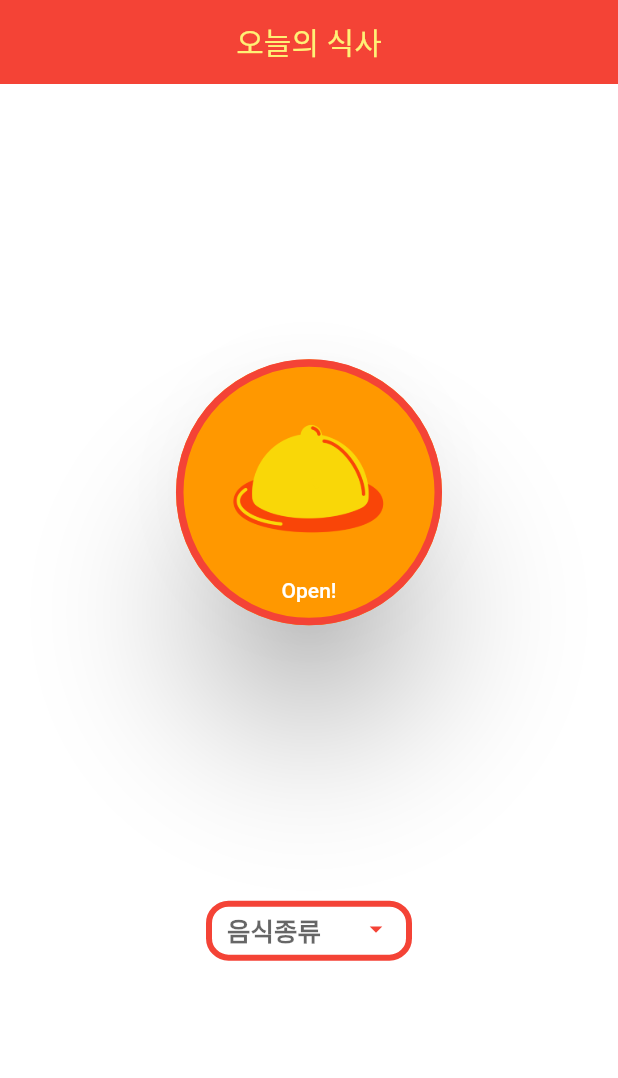
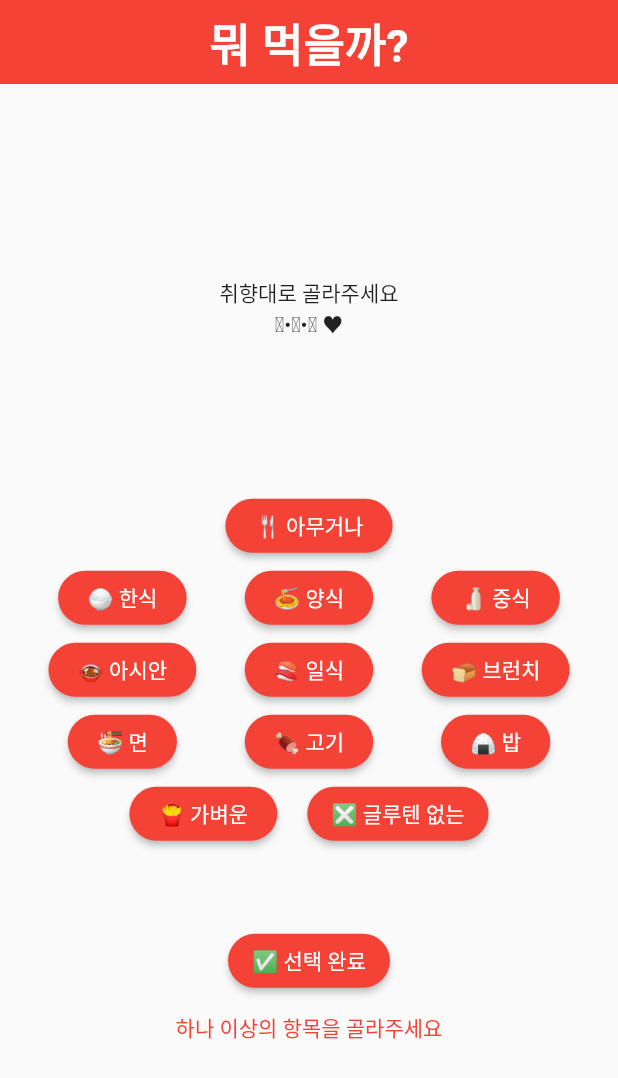
Before and after one commit to sunnyside-up0102/randomrandom, a Flutter app: the screen it shows after launch, on a phone screen of 412 x 824 dp. Shown: the top 1078 px of the screen. Run offline on Flutter 3.47's test engine with Material 2 defaults, Android fonts, the phone set to English and light mode, and no system bars; our stand-ins replace get, google_mobile_ads; missing offline and left inert: external_app_launcher; Roboto replaces fonts that are missing (Chilgok).

Commit message:
2020-02-20

```diff
--- /dev/null
+++ b/lib/category.dart
@@ -0,0 +1,381 @@
+import 'package:flutter/material.dart';
+import 'package:youtube_ad2/provider/food_name.dart';
+import 'package:youtube_ad2/provider/food_provider.dart';
+import 'package:youtube_ad2/screen/home_page.dart';
+import 'package:get/get.dart';
+import 'package:provider/provider.dart';
+import 'package:google_mobile_ads/google_mobile_ads.dart';
+import 'package:youtube_ad2/screen/result_screen.dart';
+
+class CategoryScreen extends StatefulWidget {
+  CategoryScreen({Key? key}) : super(key: key);
+
+  @override
+  State<CategoryScreen> createState() => _CategoryScreenState();
+}
+
+class _CategoryScreenState extends State<CategoryScreen> {
+  InterstitialAd? interstitialAd;
+  bool isLoaded = false;
+
+  @override
+  void initState() {
+    super.initState();
+    Provider.of<Category>(context, listen: false);
+  }
+
+  @override
+  void didChangeDependencies() {
+    //TODO implement didChangeDependencies
+    super.didChangeDependencies();
+    InterstitialAd.load(
+      adUnitId: InterstitialAd.testAdUnitId,
+      request: AdRequest(),
+      adLoadCallback: InterstitialAdLoadCallback(
+        onAdLoaded: (ad) {
+          setState(() {
+            isLoaded = true;
+            interstitialAd = ad;
+          });
+          print("Ad Loaded");
+        },
+        onAdFailedToLoad: (error) {
+          print("Interstitial Failed to load");
+        },
+      ),
+    );
+  }
+
+  List pressAttention = [
+    true,
+    true,
+    true,
+    true,
+    true,
+    true,
+    true,
+    true,
+    true,
+    true,
+    true,
+    true,
+  ];
+  List selectedCategory = [];
+
+  @override
+  Widget build(BuildContext context) {
+    return Scaffold(
+      appBar: AppBar(
+        automaticallyImplyLeading: false,
+        elevation: 0,
+        title: Center(
+          child: Text(
+            '뭐 먹을까?',
+            style: TextStyle(
+              fontFamily: 'Chilgok',
+              color: Colors.white,
+              fontSize: 30,
+              fontWeight: FontWeight.bold,
+            ),
+          ),
+        ),
+      ),
+      body: Column(
+        mainAxisAlignment: MainAxisAlignment.center,
+        children: [
+          Text('취향대로 골라주세요'),
+          Text('ʕ•ﻌ•ʔ \u{2665}'),
+          SizedBox(height: 100),
+          ElevatedButton(
+            onPressed: () {
+              setState(() {
+                pressAttention[11] = !pressAttention[11];
+              });
+              debugPrint(pressAttention[11].toString());
+              (pressAttention[11])
+                  ? selectedCategory.remove('아무거나')
+                  : selectedCategory.add('아무거나');
+              debugPrint(selectedCategory.toString());
+              context.read<Category>().addCategory(kor);
+            },
+            style: ElevatedButton.styleFrom(
+              primary: (pressAttention[11]) ? Colors.red : Colors.orange,
+              shape: RoundedRectangleBorder(
+                  borderRadius: BorderRadius.circular(100)),
+            ),
+            child: Text(' \u{1f374} 아무거나 '),
+          ),
+          Row(
+            mainAxisAlignment: MainAxisAlignment.spaceEvenly,
+            children: [
+              ElevatedButton(
+                onPressed: () {
+                  setState(() {
+                    pressAttention[0] = !pressAttention[0];
+                  });
+                  debugPrint(pressAttention[0].toString());
+                  (pressAttention[0])
+                      ? selectedCategory.remove('한식')
+                      : selectedCategory.add('한식');
+                  debugPrint(selectedCategory.toString());
+                  (pressAttention[0])
+                      ? context.read<Category>().removeCategory(kor)
+                      : context.read<Category>().addCategory(kor);
+                },
+                style: ElevatedButton.styleFrom(
+                  primary: (pressAttention[0]) ? Colors.red : Colors.orange,
+                  shape: RoundedRectangleBorder(
+                      borderRadius: BorderRadius.circular(100)),
+                ),
+                child: Text(' \u{1f35a} 한식 '),
+              ),
+              ElevatedButton(
+                onPressed: () {
+                  setState(() {
+                    pressAttention[1] = !pressAttention[1];
+                  });
+                  debugPrint(pressAttention[1].toString());
+                  (pressAttention[1])
+                      ? selectedCategory.remove('양식')
+                      : selectedCategory.add('양식');
+                  debugPrint(selectedCategory.toString());
+                  (pressAttention[0])
+                      ? context.read<Category>().removeCategory(eu)
+                      : context.read<Category>().addCategory(eu);
+                },
+                style: ElevatedButton.styleFrom(
+                  primary: (pressAttention[1]) ? Colors.red : Colors.orange,
+                  shape: RoundedRectangleBorder(
+                      borderRadius: BorderRadius.circular(100)),
+                ),
+                child: Text(' \u{1f35d} 양식 '),
+              ),
+              ElevatedButton(
+                onPressed: () {
+                  setState(() {
+                    pressAttention[2] = !pressAttention[2];
+                  });
+                  debugPrint(pressAttention[2].toString());
+                  (pressAttention[2])
+                      ? selectedCategory.remove('중식')
+                      : selectedCategory.add('중식');
+                  debugPrint(selectedCategory.toString());
+                  (pressAttention[0])
+                      ? context.read<Category>().removeCategory(chn)
+                      : context.read<Category>().addCategory(chn);
+                },
+                style: ElevatedButton.styleFrom(
+                  primary: (pressAttention[2]) ? Colors.red : Colors.orange,
+                  shape: RoundedRectangleBorder(
+                      borderRadius: BorderRadius.circular(100)),
+                ),
+                child: Text(' \u{1f376} 중식 '),
+              ),
+            ],
+          ),
+          Row(
+            mainAxisAlignment: MainAxisAlignment.spaceEvenly,
+            children: [
+              ElevatedButton(
+                onPressed: () {
+                  setState(() {
+                    pressAttention[3] = !pressAttention[3];
+                  });
+                  debugPrint(pressAttention[3].toString());
+                  (pressAttention[3])
+                      ? selectedCategory.remove('아시안')
+                      : selectedCategory.add('아시안');
+                  debugPrint(selectedCategory.toString());
+                  (pressAttention[0])
+                      ? context.read<Category>().removeCategory(asia)
+                      : context.read<Category>().addCategory(asia);
+                },
+                style: ElevatedButton.styleFrom(
+                  primary: (pressAttention[3]) ? Colors.red : Colors.orange,
+                  shape: RoundedRectangleBorder(
+                      borderRadius: BorderRadius.circular(100)),
+                ),
+                child: Text(' \u{1f372} 아시안 '),
+              ),
+              ElevatedButton(
+                onPressed: () {
+                  setState(() {
+                    pressAttention[4] = !pressAttention[4];
+                  });
+                  debugPrint(pressAttention[4].toString());
+                  (pressAttention[4])
+                      ? selectedCategory.remove('일식')
+                      : selectedCategory.add('일식');
+                  debugPrint(selectedCategory.toString());
+                  (pressAttention[0])
+                      ? context.read<Category>().removeCategory(jpn)
+                      : context.read<Category>().addCategory(jpn);
+                },
+                style: ElevatedButton.styleFrom(
+                  primary: (pressAttention[4]) ? Colors.red : Colors.orange,
+                  shape: RoundedRectangleBorder(
+                      borderRadius: BorderRadius.circular(100)),
+                ),
+                child: Text(' \u{1f363} 일식 '),
+              ),
+              ElevatedButton(
+                onPressed: () {
+                  setState(() {
+                    pressAttention[5] = !pressAttention[5];
+                  });
+                  debugPrint(pressAttention[5].toString());
+                  (pressAttention[5])
+                      ? selectedCategory.remove('브런치')
+                      : selectedCategory.add('브런치');
+                  debugPrint(selectedCategory.toString());
+                  (pressAttention[0])
+                      ? context.read<Category>().removeCategory(brunch)
+                      : context.read<Category>().addCategory(brunch);
+                },
+                style: ElevatedButton.styleFrom(
+                  primary: (pressAttention[5]) ? Colors.red : Colors.orange,
+                  shape: RoundedRectangleBorder(
+                      borderRadius: BorderRadius.circular(100)),
+                ),
+                child: Text(' \u{1f35e} 브런치 '),
+              ),
+            ],
+          ),
+          Row(
+            mainAxisAlignment: MainAxisAlignment.spaceEvenly,
+            children: [
+              ElevatedButton(
+                onPressed: () {
+                  setState(() {
+                    pressAttention[6] = !pressAttention[6];
+                  });
+                  debugPrint(pressAttention[6].toString());
+                  (pressAttention[6])
+                      ? selectedCategory.remove('면')
+                      : selectedCategory.add('면');
+                  debugPrint(selectedCategory.toString());
+                  context.read<Category>().addCategory(chn);
+                },
+                style: ElevatedButton.styleFrom(
+                  primary: (pressAttention[6]) ? Colors.red : Colors.orange,
+                  shape: RoundedRectangleBorder(
+                      borderRadius: BorderRadius.circular(100)),
+                ),
+                child: Text(' \u{1f35c} 면 '),
+              ),
+              ElevatedButton(
+                onPressed: () {
+                  setState(() {
+                    pressAttention[7] = !pressAttention[7];
+                  });
+                  debugPrint(pressAttention[7].toString());
+                  (pressAttention[7])
+                      ? selectedCategory.remove('고기')
+                      : selectedCategory.add('고기');
+                  debugPrint(selectedCategory.toString());
+                  context.read<Category>().addCategory(chn);
+                },
+                style: ElevatedButton.styleFrom(
+                  primary: (pressAttention[7]) ? Colors.red : Colors.orange,
+                  shape: RoundedRectangleBorder(
+                      borderRadius: BorderRadius.circular(100)),
+                ),
+                child: Text(' \u{1f356} 고기 '),
+              ),
+              ElevatedButton(
+                onPressed: () {
+                  setState(() {
+                    pressAttention[8] = !pressAttention[8];
+                  });
+                  debugPrint(pressAttention[8].toString());
+                  (pressAttention[8])
+                      ? selectedCategory.remove('밥')
+                      : selectedCategory.add('밥');
+                  debugPrint(selectedCategory.toString());
+                  context.read<Category>().addCategory(chn);
+                },
+                style: ElevatedButton.styleFrom(
+                  primary: (pressAttention[8]) ? Colors.red : Colors.orange,
+                  shape: RoundedRectangleBorder(
+                      borderRadius: BorderRadius.circular(100)),
+                ),
+                child: Text(' \u{1f359} 밥 '),
+              ),
+            ],
+          ),
+          Row(
+            mainAxisAlignment: MainAxisAlignment.center,
+            children: [
+              ElevatedButton(
+                onPressed: () {
+                  setState(() {
+                    pressAttention[9] = !pressAttention[9];
+                  });
+                  debugPrint(pressAttention[9].toString());
+                  (pressAttention[9])
+                      ? selectedCategory.remove('가벼운')
+                      : selectedCategory.add('가벼운');
+                  debugPrint(selectedCategory.toString());
+                  context.read<Category>().addCategory(chn);
+                },
+                style: ElevatedButton.styleFrom(
+                  primary: (pressAttention[9]) ? Colors.red : Colors.orange,
+                  shape: RoundedRectangleBorder(
+                      borderRadius: BorderRadius.circular(100)),
+                ),
+                child: Text(' \u{1f35f} 가벼운 '),
+              ),
+              SizedBox(
+                width: 20,
+              ),
+              ElevatedButton(
+                onPressed: () {
+                  setState(() {
+                    pressAttention[10] = !pressAttention[10];
+                  });
+                  debugPrint(pressAttention[10].toString());
+                  (pressAttention[10])
+                      ? selectedCategory.remove('글루텐 없는')
+                      : selectedCategory.add('글루텐 없는');
+                  debugPrint(selectedCategory.toString());
+                  context.read<Category>().addCategory(chn);
+                },
+                style: ElevatedButton.styleFrom(
+                  primary: (pressAttention[10]) ? Colors.red : Colors.orange,
+                  shape: RoundedRectangleBorder(
+                      borderRadius: BorderRadius.circular(100)),
+                ),
+                child: Text('\u{274e} 글루텐 없는'),
+              ),
+            ],
+          ),
+          SizedBox(height: 50),
+          ElevatedButton(
+            onPressed: () {
+              if (selectedCategory.isNotEmpty && isLoaded) {
+                interstitialAd!.show();
+                List foodCategory = context.read<Category>().category;
+                context.read<FoodResult>().selectFood(foodCategory);
+                Get.to(() => ResultScreen());
+                print(foodCategory.toString());
+              } else {
+                null;
+              }
+            },
+            style: ElevatedButton.styleFrom(
+              primary: Colors.red,
+              shape: RoundedRectangleBorder(
+                  borderRadius: BorderRadius.circular(100)),
+            ),
+            child: Text('\u{2705} 선택 완료'),
+          ),
+          SizedBox(height: 10),
+          Text(
+            ((selectedCategory.isEmpty) ? '하나 이상의 항목을 골라주세요' : ''),
+            style: TextStyle(color: Colors.red),
+          )
+        ],
+      ),
+    );
+  }
+}
--- a/lib/main.dart
+++ b/lib/main.dart
@@ -1,6 +1,7 @@
 import 'package:flutter/material.dart';
 import 'package:google_mobile_ads/google_mobile_ads.dart';
 import 'package:get/get.dart';
+import 'package:youtube_ad2/category.dart';
 import 'package:youtube_ad2/screen/home_page.dart';
 import 'package:provider/provider.dart';
 import 'package:youtube_ad2/provider/food_provider.dart';
@@ -32,7 +33,7 @@ class MyApp extends StatelessWidget {
       theme: ThemeData(
         primarySwatch: Colors.red,
       ),
-      home: HomePage(),
+      home: CategoryScreen(),
     );
   }
 }
--- a/lib/provider/food_name.dart
+++ b/lib/provider/food_name.dart
@@ -1,7 +1,90 @@
 library random_food.globals;
 
 // 글로벌 변수
-List wheat = ['2'];
-List meat = ['3'];
-List rice = ['1'];
-List total = meat + rice + wheat;
+List kor = ['곱창', '치킨', '라면'];
+List eu = ['곱창', '치킨', '라면'];
+List brunch = ['곱창', '치킨', '라면'];
+List chn = ['곱창', '치킨', '라면'];
+List jpn = ['곱창', '치킨', '라면'];
+List asia = ['곱창', '치킨', '라면'];
+List noodle = ['곱창', '치킨', '라면'];
+List rice = ['곱창', '치킨', '라면'];
+List meat = ['곱창', '치킨', '라면'];
+List light = ['곱창', '치킨', '라면'];
+List glutenFree = ['곱창', '치킨', '라면'];
+
+List total = [];
+
+Map<String, List> mapItem = {
+  '전체': total,
+  "중국": chn,
+  "한국": kor,
+  "일본": jpn,
+  "동남아": asia,
+  "유럽": eu,
+  "브런치": brunch,
+};
+
+Map mapImage = {
+  '치킨': 0,
+  '라면': 1,
+  '곱창': 2,
+  '떡볶이': 3,
+  '국밥': 4,
+  '만두': 5,
+  '연어': 6,
+  '삼겹살': 7,
+  '스테이크': 8,
+  '칼국수': 9,
+  '족발': 10,
+  '타코': 11,
+  '라멘': 12,
+  '피자': 13,
+  '돈까스': 14,
+  '회': 15,
+  '마라탕': 16,
+  '초밥': 17,
+  '파스타': 18,
+  '리조또': 19,
+  '샤브샤브': 20,
+  '닭갈비': 21,
+  '찜닭': 22,
+  '짬뽕': 23,
+  '양꼬치': 24,
+  '쌀국수': 25,
+  '전': 26,
+  '찌개': 27,
+  '매운탕': 28,
+  '팟타이': 29,
+  '볶음밥': 30,
+  '샐러드': 31,
+  '김밥': 32,
+  '덮밥': 33,
+  '비빔밥': 34,
+  '갈비': 35,
+  '탕': 36,
+  '딤섬': 37,
+  '우동': 38,
+  '소바': 39,
+  '보쌈': 40,
+  '수육': 41,
+  '부리또': 42,
+  '버거': 43,
+  '짜장면': 44,
+  '도시락': 45,
+  '닭발': 46,
+  '샌드위치': 47,
+  '육회': 48,
+  '조개구이': 49,
+  '오코노미야키': 50,
+  '카레': 51,
+  '수프': 52,
+  '팬케이크': 53,
+  '포케': 54,
+  '죽': 55,
+  '구운 계란': 56,
+  '타코야키': 57,
+  '고구마': 58,
+  '옥수수': 59,
+  '쭈꾸미볶음': 60,
+};
--- a/lib/screen/home_page.dart
+++ b/lib/screen/home_page.dart
@@ -1,6 +1,7 @@
 import 'package:flutter/material.dart';
 import 'package:google_mobile_ads/google_mobile_ads.dart';
 import 'package:get/get.dart';
+import 'package:youtube_ad2/provider/food_name.dart';
 import 'result_screen.dart';
 import 'package:youtube_ad2/provider/food_provider.dart';
 import 'package:provider/provider.dart';
@@ -13,6 +14,12 @@ class HomePage extends StatefulWidget {
 class _HomePageState extends State<HomePage> {
   InterstitialAd? interstitialAd;
   bool isLoaded = false;
+
+  @override
+  void initState() {
+    super.initState();
+    Provider.of<Category>(context, listen: false);
+  }
 
   @override
   void didChangeDependencies() {
@@ -36,15 +43,38 @@ class _HomePageState extends State<HomePage> {
     );
   }
 
+  Map mapItem = {
+    '전체': total,
+    "중국": chn,
+    "한국": kor,
+    "일본": jpn,
+    "동남아": asia,
+    "유럽": eu,
+    "브런치": brunch,
+  };
+
   String? value;
-  List<String> listItem = ["전체", "중국", "한국", "일본", "동남아", "유럽", "아메리카"];
+  List<String> listItem = [
+    "전체",
+    "중국",
+    "한국",
+    "일본",
+    "동남아",
+    "유럽",
+    "아메리카",
+  ];
 
   @override
   Widget build(BuildContext context) {
     return Container(
-      color: Colors.white,
+      // decoration: BoxDecoration(
+      //   image: DecorationImage(
+      //     fit: BoxFit.cover,
+      //     image: AssetImage('assets/images/bg3.png'), // 배경 이미지
+      //   ),
+      // ),
       child: Scaffold(
-          backgroundColor: Colors.transparent,
+          backgroundColor: Colors.orange[300],
           appBar: AppBar(
             automaticallyImplyLeading: false,
             elevation: 0,
@@ -54,6 +84,8 @@ class _HomePageState extends State<HomePage> {
                 style: TextStyle(
                   fontFamily: 'Chilgok',
                   color: Colors.yellow.shade300,
+                  fontSize: 30,
+                  fontWeight: FontWeight.bold,
                 ),
               ),
             ),
@@ -80,7 +112,7 @@ class _HomePageState extends State<HomePage> {
                     elevation: 40,
                     shape: RoundedRectangleBorder(
                         borderRadius: BorderRadius.circular(100)),
-                    primary: Colors.orange,
+                    primary: Colors.orange[300],
                     padding: const EdgeInsets.only(
                       top: 9,
                       bottom: 15,
@@ -93,9 +125,13 @@ class _HomePageState extends State<HomePage> {
                       interstitialAd!.show();
                       context
                           .read<FoodResult>()
-                          .selectFood(context.watch<Category>().category);
+                          .selectFood(context.read<Category>().category);
+
                       Get.to(() => ResultScreen());
                     } else {
+                      context
+                          .read<FoodResult>()
+                          .selectFood(context.read<Category>().category);
                       Get.to(() => ResultScreen());
                     }
                   },
@@ -125,7 +161,6 @@ class _HomePageState extends State<HomePage> {
                     hint: Text(
                       "음식종류",
                       style: TextStyle(
-                        fontFamily: 'Chilgok',
                         fontWeight: FontWeight.bold,
                         fontSize: 17,
                       ),
@@ -135,7 +170,14 @@ class _HomePageState extends State<HomePage> {
                     icon: Icon(Icons.arrow_drop_down, color: Colors.red),
                     isExpanded: true,
                     items: listItem.map(valueItem).toList(),
-                    onChanged: (value) => setState(() => this.value = value),
+                    onChanged: (value) {
+                      setState(() => this.value = value);
+
+                      context
+                          .read<Category>()
+                          .selectCategory(mapItem[this.value]);
+                      debugPrint(context.read<Category>().category.toString());
+                    },
                   ),
                 )
               ],
```
Also changed, not shown: lib/provider/food_provider.dart (+12 -0 lines), lib/screen/result_screen.dart (+135 -37 lines), assets/images/0.jpg (added), assets/images/bg3.png (added), assets/images/bm.png (added), assets/images/ce.png (added), assets/images/km.png (added), assets/images/nm.png (added), assets/images/null.jpg (added), assets/images/push.png (added), assets/images/pushbutton.png (added), assets/images/ygy.png (added), pubspec.lock.
